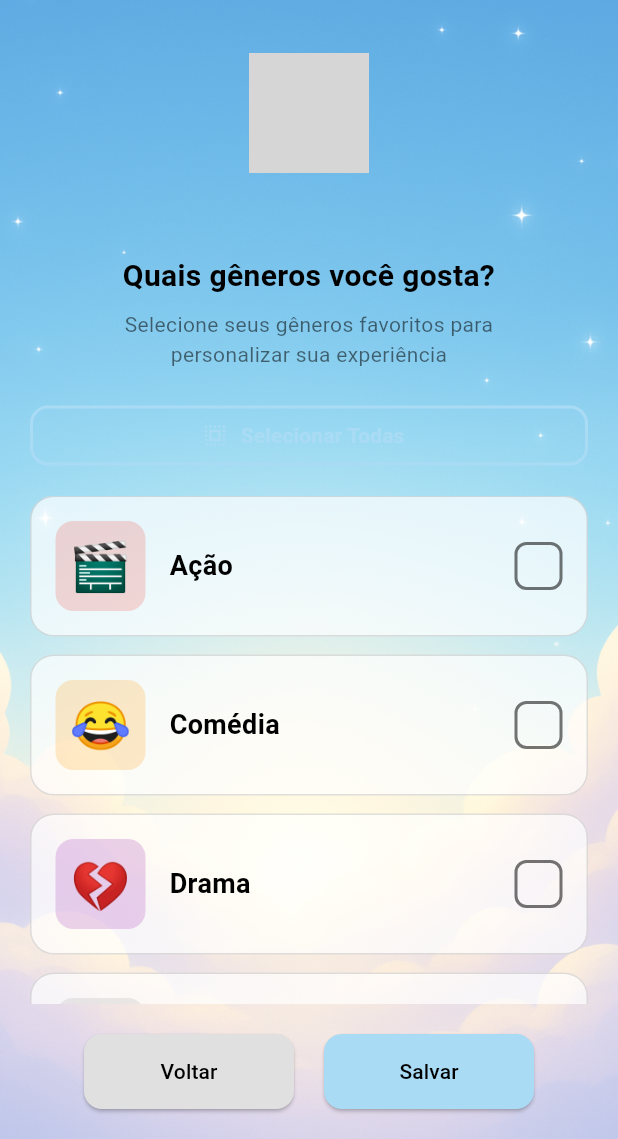
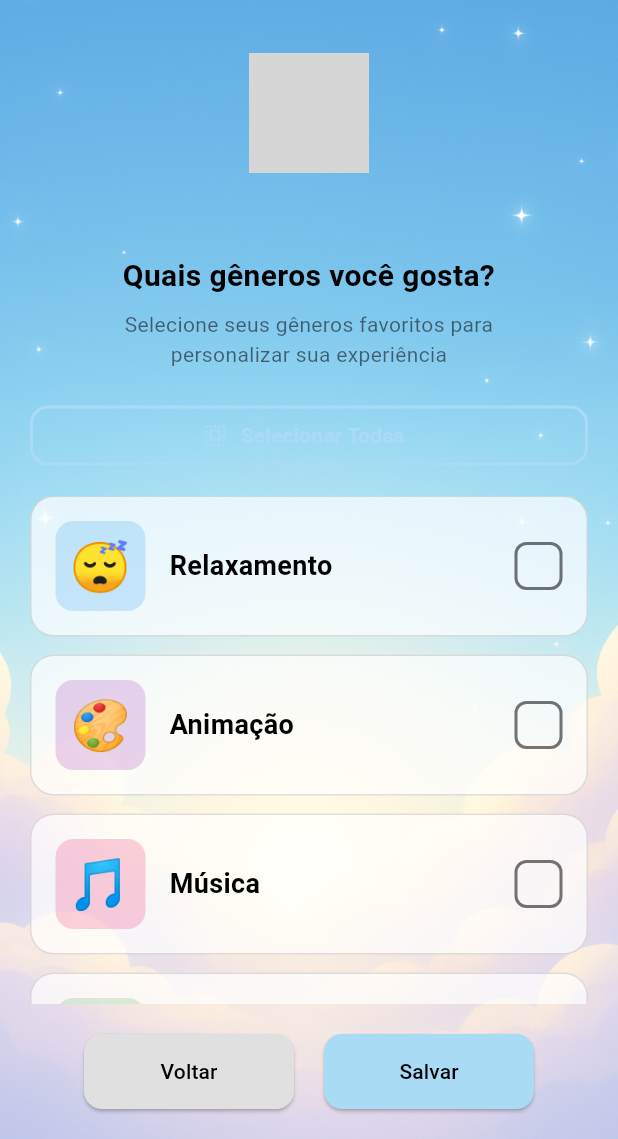
Before and after one commit to R4f0so/bluflix, a Flutter app: the PreferenciasFilhoScreen screen opened directly with empty values, on a phone screen of 412 x 824 dp, the part 97-1236 px from its top. Run offline on Flutter 3.47's test engine with Material 3 defaults, Android fonts, the phone set to English and light mode, and no system bars; our stand-ins replace cloud_firestore, firebase_auth, firebase_core, go_router, shared_preferences, youtube_player_flutter; accounts and stored records are empty; grey boxes are pictures that could not be loaded.

Commit message:
- Possível versão final do app

```diff
--- a/lib/presentation/screens/catalogo/catalogo_screen.dart
+++ b/lib/presentation/screens/catalogo/catalogo_screen.dart
@@ -483,7 +483,7 @@ class _CatalogoScreenState extends State<CatalogoScreen> {
                     childAspectRatio: 1.1,
                     children: [
                       // ✅ ATUALIZADO: Novos gêneros educacionais com emojis apropriados
-                      if (_generosVisiveis.contains('Educação'))
+                      if (_generosVisiveis.contains('Relaxamento'))
                         _buildGeneroCard(
                           emoji: '😴',
                           genero: 'Relaxamento',
--- a/lib/presentation/screens/onboarding/preferencias_filho_screen.dart
+++ b/lib/presentation/screens/onboarding/preferencias_filho_screen.dart
@@ -27,14 +27,14 @@ class _PreferenciasFilhoScreenState extends State<PreferenciasFilhoScreen> {
 
   // Lista de gêneros disponíveis (mesmos do catálogo)
   final Map<String, Map<String, dynamic>> _generos = {
-    'Ação': {'emoji': '🎬', 'cor': Colors.red},
-    'Comédia': {'emoji': '😂', 'cor': Colors.orange},
-    'Drama': {'emoji': '💔', 'cor': Colors.purple},
-    'Terror': {'emoji': '😱', 'cor': Colors.grey},
-    'Ficção Científica': {'emoji': '🚀', 'cor': Colors.blue},
-    'Romance': {'emoji': '❤️', 'cor': Colors.pink},
-    'Animação': {'emoji': '🎨', 'cor': Colors.green},
-    'Documentário': {'emoji': '📚', 'cor': Colors.brown},
+    'Relaxamento': {'emoji': '😴', 'cor': Colors.blue},
+    'Animação': {'emoji': '🎨', 'cor': Colors.purple},
+    'Música': {'emoji': '🎵', 'cor': Colors.pink},
+    'Natureza': {'emoji': '🌿', 'cor': Colors.green},
+    'Ciências': {'emoji': '🔬', 'cor': Colors.cyan},
+    'Arte': {'emoji': '🖌️', 'cor': Colors.orange},
+    'Histórias': {'emoji': '📖', 'cor': Colors.brown},
+    'Jogos': {'emoji': '🎮', 'cor': Colors.red},
   };
 
   // Map para controlar os checkboxes
```
